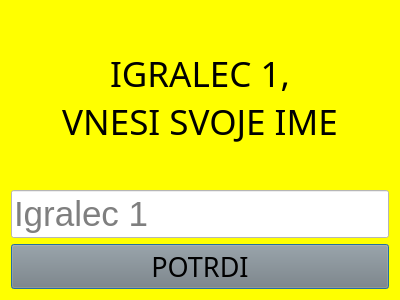
This is ui/vnosimena1.ui in vladimirrujevic/rpoprojekt as Qt 5 draws it before an edit. The edited form follows.
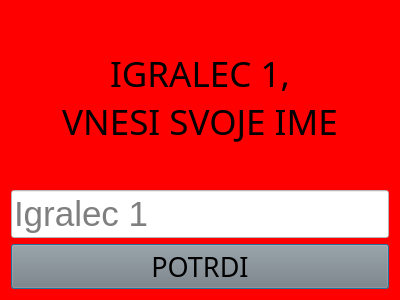
This is the edited form.

The edit to the form file:
```diff
--- a/ui/vnosimena1.ui
+++ b/ui/vnosimena1.ui
@@ -14,7 +14,7 @@
    <string>Štiri v vrsto</string>
   </property>
   <property name="styleSheet">
-   <string notr="true">background-color: yellow;</string>
+   <string notr="true">background-color: red;</string>
   </property>
   <layout class="QGridLayout" name="gridLayout">
    <item row="0" column="0">
```
